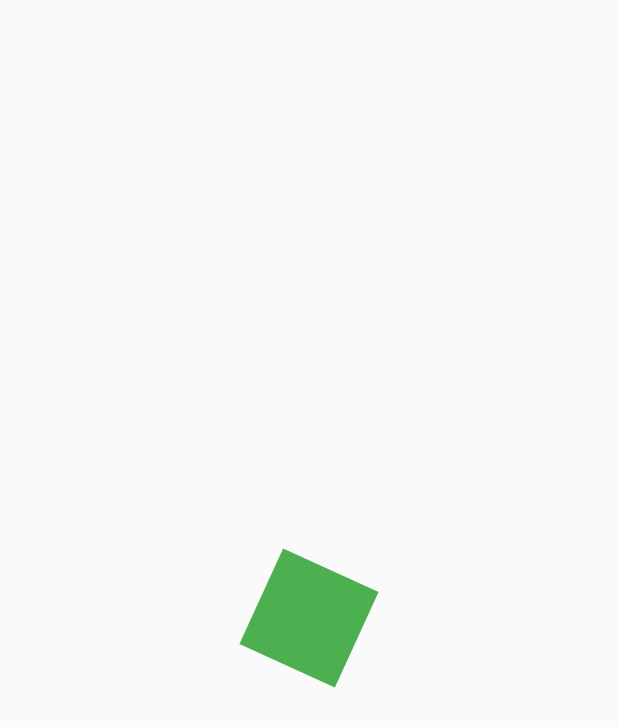
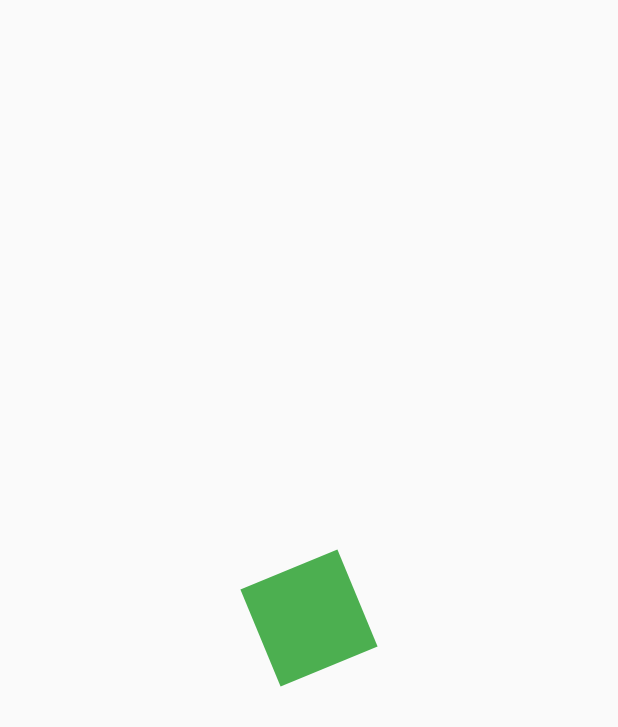
Before and after one commit to ElAdrixHD/animaciones_flutter, a Flutter app: the screen it shows after launch, on a phone screen of 412 x 824 dp. Shown: the top 727 px of the screen. Run offline on Flutter 3.47's test engine with Material 2 defaults, Android fonts, the phone set to English and light mode, and no system bars.

Commit message:
Rotacion infinita

```diff
--- a/lib/src/pages/home.dart
+++ b/lib/src/pages/home.dart
@@ -1,5 +1,5 @@
-import 'package:animaciones_flutter/src/widgets/headers.dart';
 import 'package:flutter/material.dart';
+import 'dart:math' as Math;
 
 class HomePage extends StatelessWidget {
   static const String route = "/home";
@@ -26,13 +26,21 @@ class _CuadradoAnimadoState extends State<CuadradoAnimado> with SingleTickerProv
   void initState() {
     controller = AnimationController(vsync: this, duration: Duration(seconds: 4));
 
-    rotation = Tween(begin: 0.0, end: 2.0,).animate(controller);
+    rotation = Tween(begin: 0.0, end: 2.0 * Math.pi ,).animate(controller);
+
+
+    controller.addListener(() {
+      if(controller.status == AnimationStatus.completed){
+        controller.repeat();
+      }
+     });
+
+    controller.forward();
     super.initState();
   }
 
   @override
   Widget build(BuildContext context) {
-    controller.forward();
     return AnimatedBuilder(
       animation: controller,
       child: _Rectangulo(),
```
